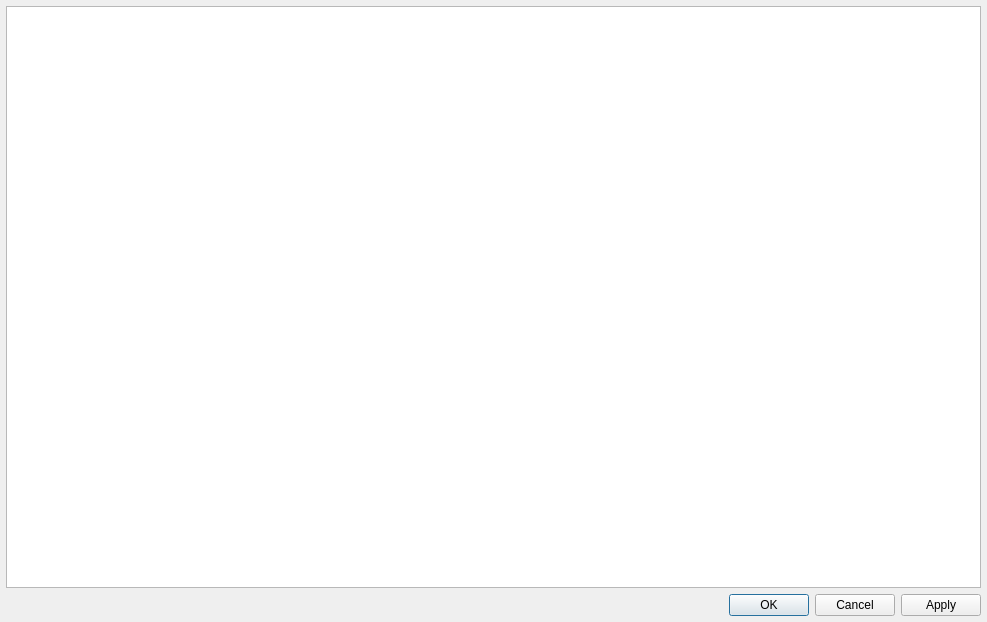
Old version of the form anno/ProjectDefinitionsDialog.ui in the repository urobots-io/anno.
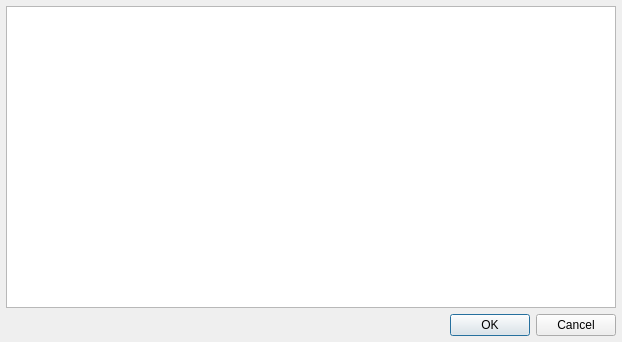
New version of the form.

Commit message: Edit Project properies replaced with Edit project use data

What changed in the file:
```diff
--- a/anno/ProjectDefinitionsDialog.ui
+++ b/anno/ProjectDefinitionsDialog.ui
@@ -6,8 +6,8 @@
    <rect>
     <x>0</x>
     <y>0</y>
-    <width>987</width>
-    <height>622</height>
+    <width>622</width>
+    <height>342</height>
    </rect>
   </property>
   <property name="windowTitle">
@@ -57,7 +57,7 @@
       <item>
        <widget class="QDialogButtonBox" name="buttonBox">
         <property name="standardButtons">
-         <set>QDialogButtonBox::Apply|QDialogButtonBox::Cancel|QDialogButtonBox::Ok</set>
+         <set>QDialogButtonBox::Cancel|QDialogButtonBox::Ok</set>
         </property>
        </widget>
       </item>
```
Left out of the diff: 2 changed lines with no effect on the pictures. The commit also changes 4 other files.
